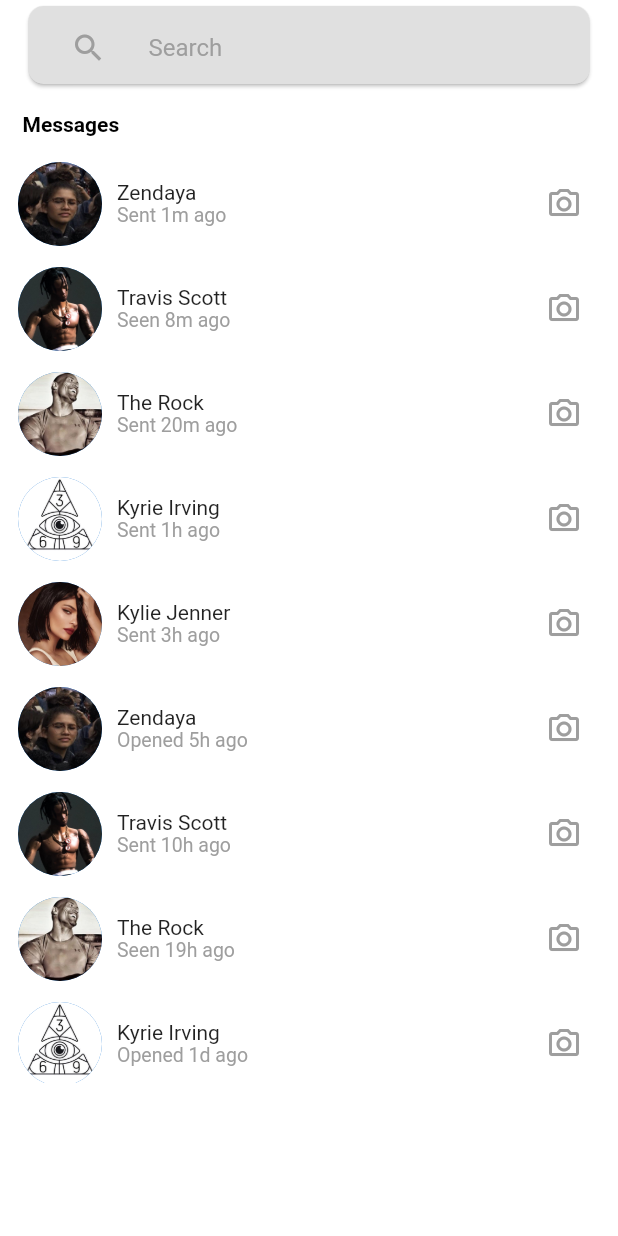
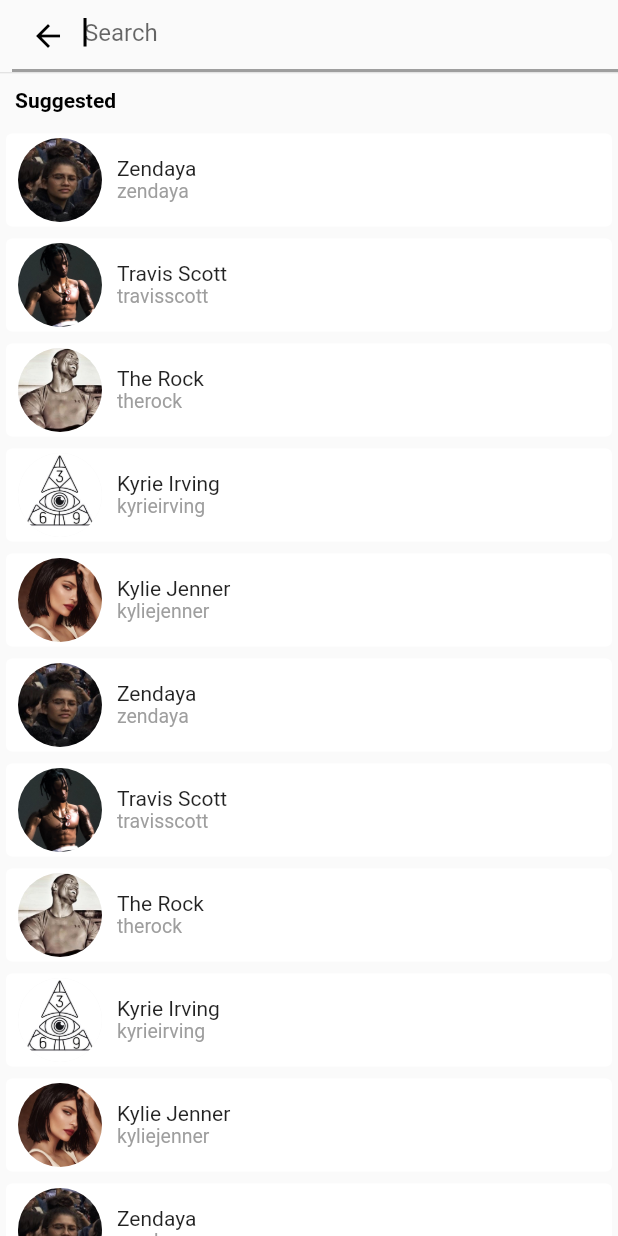
Before and after one commit to zimbakovtech/Instagram-Clone, a Flutter app: the Chats screen opened directly, after a tap on "Search", on a phone screen of 412 x 824 dp. Run offline on Flutter 3.47's test engine with Material 2 defaults, Android fonts, the phone set to English and light mode, and no system bars.

Commit message:
Search Direct

```diff
--- a/instagram_clone/lib/chats.dart
+++ b/instagram_clone/lib/chats.dart
@@ -26,13 +26,13 @@ class _ChatsState extends State<Chats> {
           child: Card(
             color: Colors.grey[300],
             child: ListTile(
-              onTap: () {},
+              onTap: () => Navigator.of(context).pushNamed('/search'),
               leading: IconButton(
                 icon: Icon(
                   Icons.search,
                   color: Colors.grey[500],
                 ),
-                onPressed: () {},
+                onPressed: () => Navigator.of(context).pushNamed('/search'),
               ),
               title: Text(
                 'Search',
@@ -58,7 +58,7 @@ class _ChatsState extends State<Chats> {
             ),
           ),
           Container(
-            height: MediaQuery.of(context).size.height - 203,
+            height: MediaQuery.of(context).size.height - 153,
             child: ListView.builder(
               itemCount: directs.length,
               itemBuilder: (BuildContext context, int index) {
@@ -108,26 +108,6 @@ class _ChatsState extends State<Chats> {
                         ),
                       ],
                     ),
-                    // child: Padding(
-                    //   padding: const EdgeInsets.only(top: 7.0),
-                    //   child: ListTile(
-                    //     leading: CircleAvatar(
-                    //       backgroundImage: AssetImage(directs[index].profile),
-                    //       radius: 55.0,
-                    //     ),
-                    //     title: Text(
-                    //       directs[index].name,
-                    //       style: TextStyle(fontSize: 14.0),
-                    //     ),
-                    //     trailing: IconButton(
-                    //       icon: Icon(
-                    //         Icons.camera_alt_outlined,
-                    //         color: Colors.grey[500],
-                    //       ),
-                    //       onPressed: () {},
-                    //     ),
-                    //   ),
-                    // ),
                   ),
                 );
               },
--- a/instagram_clone/lib/classes.dart
+++ b/instagram_clone/lib/classes.dart
@@ -40,6 +40,7 @@ class Dms {
   String name;
   String profile;
   String status;
+  String username;
 
-  Dms({this.name, this.profile, this.status});
+  Dms({this.name, this.profile, this.status, this.username});
 }
--- a/instagram_clone/lib/direct.dart
+++ b/instagram_clone/lib/direct/direct.dart
@@ -1,5 +1,5 @@
 import 'package:flutter/material.dart';
-import 'chats.dart';
+import 'package:instagram_clone/chats.dart';
 
 void main() => runApp(MaterialApp(
       debugShowCheckedModeBanner: false,
--- /dev/null
+++ b/instagram_clone/lib/direct/search.dart
@@ -0,0 +1,105 @@
+import 'package:flutter/material.dart';
+import 'package:instagram_clone/lists.dart';
+
+void main() => runApp(MaterialApp(
+      debugShowCheckedModeBanner: false,
+      theme: ThemeData(
+        visualDensity: VisualDensity.adaptivePlatformDensity,
+      ),
+      home: SearchDirect(),
+    ));
+
+class SearchDirect extends StatefulWidget {
+  @override
+  _SearchDirectState createState() => _SearchDirectState();
+}
+
+class _SearchDirectState extends State<SearchDirect> {
+  @override
+  Widget build(BuildContext context) {
+    return Scaffold(
+      body: Column(
+        crossAxisAlignment: CrossAxisAlignment.start,
+        children: [
+          Padding(
+            padding: const EdgeInsets.only(left: 8.0),
+            child: TextField(
+              cursorColor: Colors.black,
+              autofocus: true,
+              decoration: InputDecoration(
+                hintText: 'Search',
+                prefixIcon: Icon(Icons.arrow_back, color: Colors.black),
+              ),
+            ),
+          ),
+          Divider(height: 1.0),
+          Padding(
+            padding:
+                const EdgeInsets.symmetric(vertical: 10.0, horizontal: 10.0),
+            child: Text(
+              'Suggested',
+              style: TextStyle(
+                color: Colors.black,
+                fontSize: 14.0,
+                fontWeight: FontWeight.bold,
+              ),
+            ),
+          ),
+          Container(
+            height: MediaQuery.of(context).size.height - 85,
+            child: ListView(
+              children: accounts(),
+            ),
+          ),
+        ],
+      ),
+    );
+  }
+
+  List accounts() {
+    List<Widget> accounts = [];
+
+    for (int i = 0; i < 20; i++) {
+      accounts.add(getAccount(i));
+    }
+    return accounts;
+  }
+
+  Widget getAccount(int index) {
+    return Container(
+      height: 70.0,
+      width: 100.0,
+      child: Card(
+        color: Colors.white,
+        elevation: 0.0,
+        child: Row(
+          children: [
+            Padding(
+              padding: const EdgeInsets.only(left: 8.0, right: 10.0),
+              child: CircleAvatar(
+                backgroundImage: AssetImage(directs[index].profile),
+                radius: 28.0,
+              ),
+            ),
+            Padding(
+              padding: const EdgeInsets.only(top: 15.0),
+              child: Column(
+                crossAxisAlignment: CrossAxisAlignment.start,
+                children: [
+                  Text(
+                    directs[index].name,
+                    style: TextStyle(fontSize: 14.0),
+                  ),
+                  Text(
+                    directs[index].username,
+                    style: TextStyle(fontSize: 13.0, color: Colors.grey[500]),
+                  ),
+                ],
+              ),
+            ),
+          ],
+        ),
+      ),
+    );
+  }
+}
--- a/instagram_clone/lib/home.dart
+++ b/instagram_clone/lib/home.dart
@@ -1,6 +1,5 @@
 import 'package:flutter/material.dart';
 import 'package:flutter/rendering.dart';
-import 'direct.dart';
 import 'lists.dart';
 
 void main() => runApp(MaterialApp(
@@ -9,9 +8,6 @@ void main() => runApp(MaterialApp(
         visualDensity: VisualDensity.adaptivePlatformDensity,
       ),
       home: HomePage(),
-      routes: {
-        '/direct': (context) => Direct(),
-      },
     ));
 
 class HomePage extends StatefulWidget {
@@ -147,13 +143,6 @@ class _HomePageState extends State<HomePage> {
           style: TextStyle(fontSize: 12.0, color: Colors.black),
         ),
       ],
-    );
-  }
-
-  Widget getDivider() {
-    return Divider(
-      height: 1.0,
-      color: Colors.grey[350],
     );
   }
 
--- a/instagram_clone/lib/lists.dart
+++ b/instagram_clone/lib/lists.dart
@@ -140,42 +140,104 @@ List<Feed> posts = [
 ];
 
 List<Dms> directs = [
-  Dms(name: 'Zendaya', profile: 'assets/zendaya.jpg', status: 'Sent 1m ago'),
+  Dms(
+      name: 'Zendaya',
+      profile: 'assets/zendaya.jpg',
+      status: 'Sent 1m ago',
+      username: 'zendaya'),
   Dms(
       name: 'Travis Scott',
       profile: 'assets/travis.jpg',
-      status: 'Seen 8m ago'),
-  Dms(name: 'The Rock', profile: 'assets/therock.jpeg', status: 'Sent 20m ago'),
-  Dms(name: 'Kyrie Irving', profile: 'assets/kyrie.jpg', status: 'Sent 1h ago'),
-  Dms(name: 'Kylie Jenner', profile: 'assets/kylie.jpg', status: 'Sent 3h ago'),
-  Dms(name: 'Zendaya', profile: 'assets/zendaya.jpg', status: 'Opened 5h ago'),
+      status: 'Seen 8m ago',
+      username: 'travisscott'),
+  Dms(
+      name: 'The Rock',
+      profile: 'assets/therock.jpeg',
+      status: 'Sent 20m ago',
+      username: 'therock'),
+  Dms(
+      name: 'Kyrie Irving',
+      profile: 'assets/kyrie.jpg',
+      status: 'Sent 1h ago',
+      username: 'kyrieirving'),
+  Dms(
+      name: 'Kylie Jenner',
+      profile: 'assets/kylie.jpg',
+      status: 'Sent 3h ago',
+      username: 'kyliejenner'),
+  Dms(
+      name: 'Zendaya',
+      profile: 'assets/zendaya.jpg',
+      status: 'Opened 5h ago',
+      username: 'zendaya'),
   Dms(
       name: 'Travis Scott',
       profile: 'assets/travis.jpg',
-      status: 'Sent 10h ago'),
-  Dms(name: 'The Rock', profile: 'assets/therock.jpeg', status: 'Seen 19h ago'),
+      status: 'Sent 10h ago',
+      username: 'travisscott'),
+  Dms(
+      name: 'The Rock',
+      profile: 'assets/therock.jpeg',
+      status: 'Seen 19h ago',
+      username: 'therock'),
   Dms(
       name: 'Kyrie Irving',
       profile: 'assets/kyrie.jpg',
-      status: 'Opened 1d ago'),
-  Dms(name: 'Kylie Jenner', profile: 'assets/kylie.jpg', status: 'Sent 3d ago'),
-  Dms(name: 'Zendaya', profile: 'assets/zendaya.jpg', status: 'Sent 1m ago'),
+      status: 'Opened 1d ago',
+      username: 'kyrieirving'),
+  Dms(
+      name: 'Kylie Jenner',
+      profile: 'assets/kylie.jpg',
+      status: 'Sent 3d ago',
+      username: 'kyliejenner'),
+  Dms(
+      name: 'Zendaya',
+      profile: 'assets/zendaya.jpg',
+      status: 'Sent 1m ago',
+      username: 'zendaya'),
   Dms(
       name: 'Travis Scott',
       profile: 'assets/travis.jpg',
-      status: 'Seen 8m ago'),
-  Dms(name: 'The Rock', profile: 'assets/therock.jpeg', status: 'Sent 20m ago'),
-  Dms(name: 'Kyrie Irving', profile: 'assets/kyrie.jpg', status: 'Sent 1h ago'),
-  Dms(name: 'Kylie Jenner', profile: 'assets/kylie.jpg', status: 'Sent 3h ago'),
-  Dms(name: 'Zendaya', profile: 'assets/zendaya.jpg', status: 'Opened 5h ago'),
+      status: 'Seen 8m ago',
+      username: 'travisscott'),
+  Dms(
+      name: 'The Rock',
+      profile: 'assets/therock.jpeg',
+      status: 'Sent 20m ago',
+      username: 'therock'),
+  Dms(
+      name: 'Kyrie Irving',
+      profile: 'assets/kyrie.jpg',
+      status: 'Sent 1h ago',
+      username: 'kyrieirving'),
+  Dms(
+      name: 'Kylie Jenner',
+      profile: 'assets/kylie.jpg',
+      status: 'Sent 3h ago',
+      username: 'kyliejenner'),
+  Dms(
+      name: 'Zendaya',
+      profile: 'assets/zendaya.jpg',
+      status: 'Opened 5h ago',
+      username: 'zendaya'),
   Dms(
       name: 'Travis Scott',
       profile: 'assets/travis.jpg',
-      status: 'Sent 10h ago'),
-  Dms(name: 'The Rock', profile: 'assets/therock.jpeg', status: 'Seen 19h ago'),
+      status: 'Sent 10h ago',
+      username: 'travisscott'),
+  Dms(
+      name: 'The Rock',
+      profile: 'assets/therock.jpeg',
+      status: 'Seen 19h ago',
+      username: 'therock'),
   Dms(
       name: 'Kyrie Irving',
       profile: 'assets/kyrie.jpg',
-      status: 'Opened 1d ago'),
-  Dms(name: 'Kylie Jenner', profile: 'assets/kylie.jpg', status: 'Sent 3d ago'),
+      status: 'Opened 1d ago',
+      username: 'kyrieirving'),
+  Dms(
+      name: 'Kylie Jenner',
+      profile: 'assets/kylie.jpg',
+      status: 'Sent 3d ago',
+      username: 'kyliejenner'),
 ];
--- a/instagram_clone/lib/main.dart
+++ b/instagram_clone/lib/main.dart
@@ -1,5 +1,6 @@
 import 'package:flutter/material.dart';
-import 'package:instagram_clone/direct.dart';
+import 'direct/direct.dart';
+import 'direct/search.dart';
 import 'home.dart';
 import 'explore.dart';
 import 'add.dart';
@@ -10,10 +11,12 @@ void main() => runApp(MaterialApp(
       debugShowCheckedModeBanner: false,
       theme: ThemeData(
         visualDensity: VisualDensity.adaptivePlatformDensity,
+        primarySwatch: Colors.grey,
       ),
       home: TabPage(),
       routes: {
         '/direct': (context) => Direct(),
+        '/search': (context) => SearchDirect(),
       },
     ));
 
```
